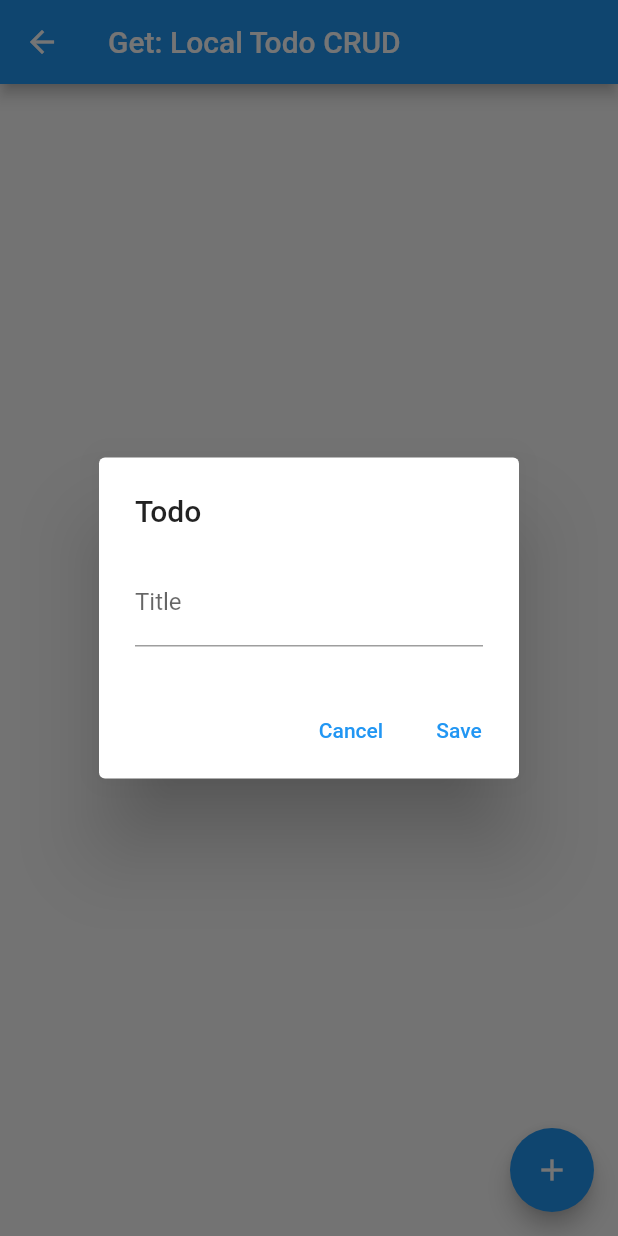
After one commit to yobisetiawan/flutter-catalog, a Flutter app: the GetTodoCrud screen opened directly, after a tap on the "add" icon, on a phone screen of 412 x 824 dp. The commit adds this screen. Run offline on Flutter 3.47's test engine with Material 2 defaults, Android fonts, the phone set to English and light mode, and no system bars; our stand-ins replace cached_network_image, get, google_fonts.

Commit message:
todo local CRUD

```diff
--- a/lib/get/local_crud.dart
+++ b/lib/get/local_crud.dart
@@ -42,7 +42,7 @@ class GetLocalCrud extends StatelessWidget {
 
     return Scaffold(
       appBar: AppBar(
-        title: const Text('Get: Local Crud'),
+        title: const Text('Get: Local CRUD'),
       ),
       body: Obx(() => ListView.builder(
             itemCount: c.list.length * 2,
--- /dev/null
+++ b/lib/get/todo.dart
@@ -0,0 +1,109 @@
+import 'package:flutter/material.dart';
+import 'package:get/get.dart';
+
+class Todo {
+  String title;
+  Todo(this.title);
+}
+
+class MyTodoCrudController extends GetxController {
+  var list = <Todo>[].obs;
+
+  var titleInput = TextEditingController();
+
+  addItem() {
+    list.add(Todo(titleInput.text));
+  }
+
+  updateItem(index) {
+    list[index] = Todo(titleInput.text);
+  }
+
+  deleteItem(index) {
+    list.removeAt(index);
+  }
+}
+
+class GetTodoCrud extends StatelessWidget {
+  const GetTodoCrud({Key? key}) : super(key: key);
+
+  @override
+  Widget build(BuildContext context) {
+    final c = Get.put(MyTodoCrudController());
+
+    showModal([String action = 'add', idx = 0]) {
+      showDialog(
+          context: context,
+          builder: (BuildContext context) => AlertDialog(
+                title: const Text('Todo '),
+                content: TextField(
+                  controller: c.titleInput,
+
+                  decoration: const InputDecoration(
+                    hintText: 'Title',
+                    labelText: 'Title',
+                  ),
+                ),
+                actions: [
+                  TextButton(
+                    onPressed: () => Navigator.pop(context, 'Cancel'),
+                    child: const Text('Cancel'),
+                  ),
+                  TextButton(
+                    onPressed: () => Navigator.pop(context, action),
+                    child: const Text('Save'),
+                  )
+                ],
+              )).then(
+        (value) {
+          if (value == 'add') {
+            c.addItem();
+          }
+          if (value == 'edit') {
+            c.updateItem(idx);
+          }
+        },
+      );
+    }
+
+    Widget _buildItem(int idx) {
+      return ListTile(
+        title: Text(c.list[idx].title),
+        trailing: IconButton(
+          icon: const Icon(Icons.delete),
+          onPressed: () => c.deleteItem(idx),
+        ),
+        onTap: () {
+          c.titleInput.text = c.list[idx].title;
+          showModal('edit', idx);
+        },
+      );
+    }
+
+    return Scaffold(
+      appBar: AppBar(
+        title: const Text('Get: Local Todo CRUD'),
+      ),
+      body: Obx(() => ListView.builder(
+            itemCount: c.list.length * 2,
+            itemBuilder: (BuildContext context, int i) {
+              if (i.isOdd) {
+                return const Divider(
+                  height: 0,
+                );
+              }
+
+              final index = i ~/ 2;
+              return _buildItem(index);
+            },
+          )),
+      floatingActionButton: FloatingActionButton(
+        child: const Icon(Icons.add),
+        onPressed: () {
+          c.titleInput.text = "";
+          showModal();
+        },
+      ),
+    );
+  }
+}
--- a/lib/main.dart
+++ b/lib/main.dart
@@ -1,5 +1,6 @@
 import 'package:catalog/get/counter.dart';
 import 'package:catalog/get/local_crud.dart';
+import 'package:catalog/get/todo.dart';
 import 'package:get/get.dart';
 
 import 'package:catalog/catalog/alert.dart';
@@ -203,7 +204,11 @@ class MenuCatalog extends StatelessWidget {
       },
       {
         "to": const GetLocalCrud(),
-        "title": const Text("Get: Local Crud"),
+        "title": const Text("Get: Local CRUD"),
+      },
+        {
+        "to": const GetTodoCrud(),
+        "title": const Text("Get: Todo CRUD"),
       },
     ];
 
```
